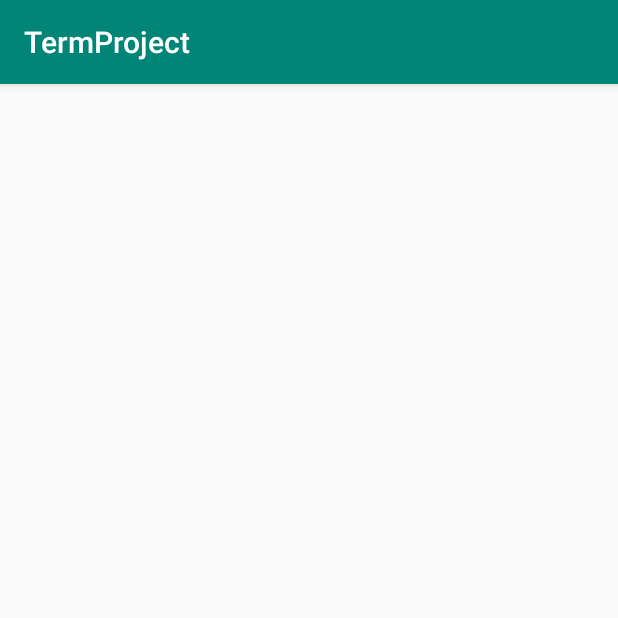
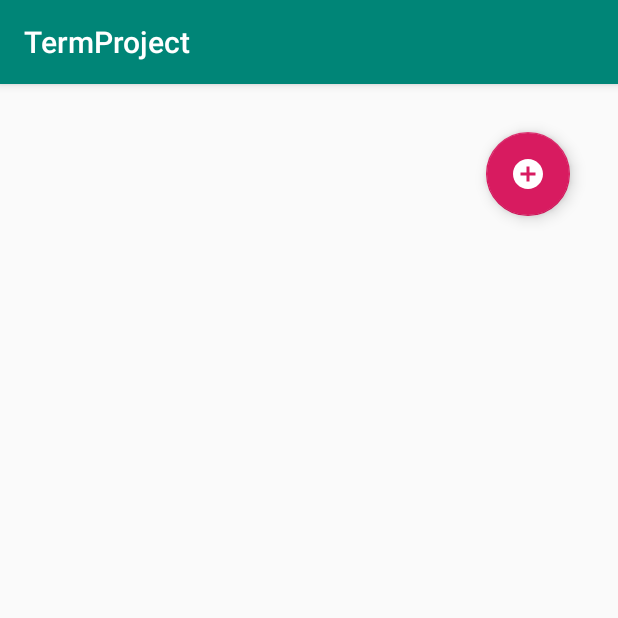
Before and after one commit to grey-codes/PWman, an Android app: the screen it shows after launch (MainActivity), on a phone screen of 412 x 824 dp, the top half of it. Run offline under Robolectric (Android 15) with nearby library versions, the phone set to English and light mode, and no system bars.

```diff
--- /dev/null
+++ b/app/src/main/java/com/grey/termproject/ListFragment.java
@@ -0,0 +1,108 @@
+package com.grey.termproject;
+
+import android.content.Context;
+import android.net.Uri;
+import android.os.Bundle;
+import android.support.v4.app.Fragment;
+import android.view.LayoutInflater;
+import android.view.View;
+import android.view.ViewGroup;
+
+
+/**
+ * A simple {@link Fragment} subclass.
+ * Activities that contain this fragment must implement the
+ * {@link ListFragment.OnFragmentInteractionListener} interface
+ * to handle interaction events.
+ * Use the {@link ListFragment#newInstance} factory method to
+ * create an instance of this fragment.
+ */
+public class ListFragment extends Fragment {
+    // TODO: Rename parameter arguments, choose names that match
+    // the fragment initialization parameters, e.g. ARG_ITEM_NUMBER
+    private static final String ARG_PARAM1 = "param1";
+    private static final String ARG_PARAM2 = "param2";
+
+    // TODO: Rename and change types of parameters
+    private String mParam1;
+    private String mParam2;
+
+    private OnFragmentInteractionListener mListener;
+
+    public ListFragment() {
+        // Required empty public constructor
+    }
+
+    /**
+     * Use this factory method to create a new instance of
+     * this fragment using the provided parameters.
+     *
+     * @param param1 Parameter 1.
+     * @param param2 Parameter 2.
+     * @return A new instance of fragment ListFragment.
+     */
+    // TODO: Rename and change types and number of parameters
+    public static ListFragment newInstance(String param1, String param2) {
+        ListFragment fragment = new ListFragment();
+        Bundle args = new Bundle();
+        args.putString(ARG_PARAM1, param1);
+        args.putString(ARG_PARAM2, param2);
+        fragment.setArguments(args);
+        return fragment;
+    }
+
+    @Override
+    public void onCreate(Bundle savedInstanceState) {
+        super.onCreate(savedInstanceState);
+        if (getArguments() != null) {
+            mParam1 = getArguments().getString(ARG_PARAM1);
+            mParam2 = getArguments().getString(ARG_PARAM2);
+        }
+    }
+
+    @Override
+    public View onCreateView(LayoutInflater inflater, ViewGroup container,
+                             Bundle savedInstanceState) {
+        // Inflate the layout for this fragment
+        return inflater.inflate(R.layout.fragment_list, container, false);
+    }
+
+    // TODO: Rename method, update argument and hook method into UI event
+    public void onButtonPressed(Uri uri) {
+        if (mListener != null) {
+            mListener.onFragmentInteraction(uri);
+        }
+    }
+
+    @Override
+    public void onAttach(Context context) {
+        super.onAttach(context);
+        if (context instanceof OnFragmentInteractionListener) {
+            mListener = (OnFragmentInteractionListener) context;
+        } else {
+            throw new RuntimeException(context.toString()
+                    + " must implement OnFragmentInteractionListener");
+        }
+    }
+
+    @Override
+    public void onDetach() {
+        super.onDetach();
+        mListener = null;
+    }
+
+    /**
+     * This interface must be implemented by activities that contain this
+     * fragment to allow an interaction in this fragment to be communicated
+     * to the activity and potentially other fragments contained in that
+     * activity.
+     * <p>
+     * See the Android Training lesson <a href=
+     * "http://developer.android.com/training/basics/fragments/communicating.html"
+     * >Communicating with Other Fragments</a> for more information.
+     */
+    public interface OnFragmentInteractionListener {
+        // TODO: Update argument type and name
+        void onFragmentInteraction(Uri uri);
+    }
+}
--- /dev/null
+++ b/app/src/main/res/drawable/ic_add_circle_full_24dp.xml
@@ -0,0 +1,5 @@
+<vector android:height="24dp" android:tint="#FFFFFF"
+    android:viewportHeight="24.0" android:viewportWidth="24.0"
+    android:width="24dp" xmlns:android="http://schemas.android.com/apk/res/android">
+    <path android:fillColor="#FF000000" android:pathData="M12,2C6.48,2 2,6.48 2,12s4.48,10 10,10 10,-4.48 10,-10S17.52,2 12,2zM17,13h-4v4h-2v-4L7,13v-2h4L11,7h2v4h4v2z"/>
+</vector>
--- /dev/null
+++ b/app/src/main/res/layout/fragment_list.xml
@@ -0,0 +1,31 @@
+<?xml version="1.0" encoding="utf-8"?>
+<FrameLayout xmlns:android="http://schemas.android.com/apk/res/android"
+    xmlns:app="http://schemas.android.com/apk/res-auto"
+    xmlns:tools="http://schemas.android.com/tools"
+    android:layout_width="match_parent"
+    android:layout_height="match_parent"
+    android:clipChildren="false"
+    android:clipToPadding="false"
+    tools:context=".ListFragment">
+
+    <android.support.design.widget.FloatingActionButton
+        android:id="@+id/saveFloatingActionButton"
+        android:layout_width="wrap_content"
+        android:layout_height="wrap_content"
+        android:layout_gravity="top|end"
+        android:layout_margin="@dimen/FAB_margin"
+        android:src="@drawable/ic_add_circle_full_24dp" />
+
+    <FrameLayout
+        android:layout_width="match_parent"
+        android:layout_height="match_parent"
+        android:visibility="visible">
+
+        <android.support.v7.widget.RecyclerView
+            android:id="@+id/rvPasswordList"
+            android:layout_width="match_parent"
+            android:layout_height="match_parent"
+            android:visibility="visible" />
+    </FrameLayout>
+
+</FrameLayout>
--- /dev/null
+++ b/app/src/main/res/values/dimens.xml
@@ -0,0 +1,4 @@
+<?xml version="1.0" encoding="utf-8"?>
+<resources>
+    <dimen name="FAB_margin">16dp</dimen>
+</resources>
```
Also changed, not shown: app/src/main/java/com/grey/termproject/data/DatabaseDescription.java (renamed from app/src/main/java/com/grey/termproject/DatabaseDescription.java, +4 -4 lines), app/src/main/java/com/grey/termproject/data/PasswordContentProvider.java (renamed from app/src/main/java/com/grey/termproject/PasswordContentProvider.java, +22 -37 lines), app/src/main/java/com/grey/termproject/data/PasswordDatabaseHelper.java (added, +36 -0 lines), app/src/main/res/values/strings.xml (+13 -1 lines).
